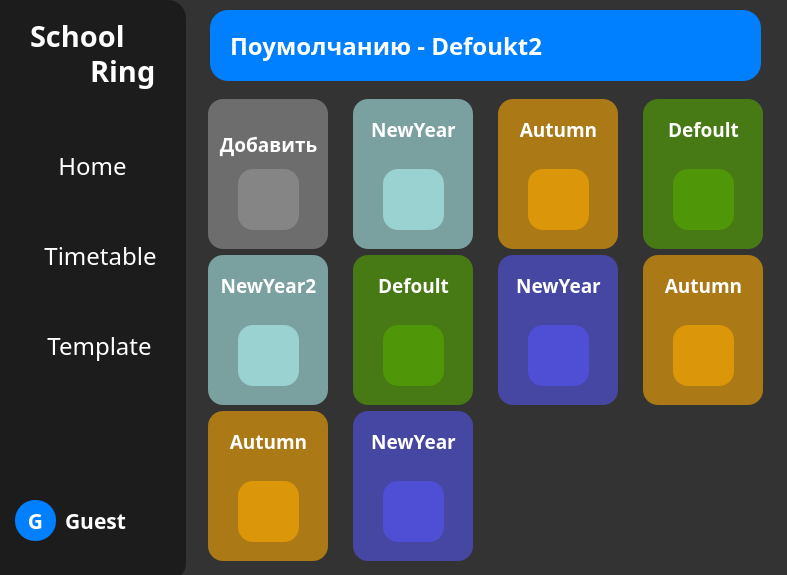
Qt form ui/main.ui (Alchemmist/SchoolRing) before a commit.
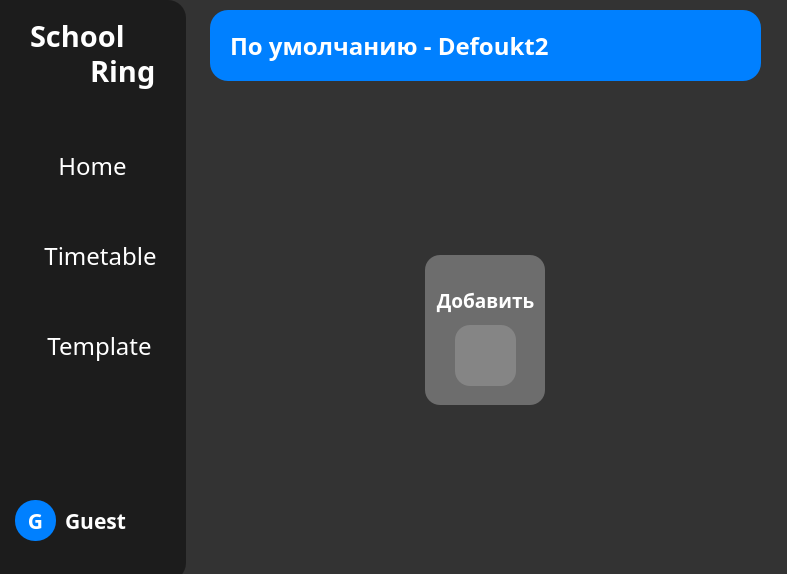
The same form after that commit. Icons and pictures are not drawn.

Diff of the .ui file:
```diff
--- a/ui/main.ui
+++ b/ui/main.ui
@@ -10,7 +10,7 @@
     <x>0</x>
     <y>0</y>
     <width>787</width>
-    <height>575</height>
+    <height>574</height>
    </rect>
   </property>
   <property name="sizePolicy">
@@ -770,789 +770,6 @@
         </rect>
        </property>
        <layout class="QGridLayout" name="gridLayout_2">
-        <item row="2" column="1">
-         <widget class="QFrame" name="frame_37">
-          <property name="sizePolicy">
-           <sizepolicy hsizetype="Fixed" vsizetype="Fixed">
-            <horstretch>0</horstretch>
-            <verstretch>0</verstretch>
-           </sizepolicy>
-          </property>
-          <property name="minimumSize">
-           <size>
-            <width>120</width>
-            <height>150</height>
-           </size>
-          </property>
-          <property name="autoFillBackground">
-           <bool>false</bool>
-          </property>
-          <property name="styleSheet">
-           <string notr="true">border-radius: 15;
-background-color: rgba(255,170,0, 150);</string>
-          </property>
-          <property name="frameShape">
-           <enum>QFrame::StyledPanel</enum>
-          </property>
-          <property name="frameShadow">
-           <enum>QFrame::Raised</enum>
-          </property>
-          <widget class="QLabel" name="label_117">
-           <property name="geometry">
-            <rect>
-             <x>0</x>
-             <y>0</y>
-             <width>121</width>
-             <height>61</height>
-            </rect>
-           </property>
-           <property name="font">
-            <font>
-             <family>Yandex Sans Text Bold</family>
-             <pointsize>14</pointsize>
-             <weight>75</weight>
-             <bold>true</bold>
-            </font>
-           </property>
-           <property name="styleSheet">
-            <string notr="true">color: white;
-background-color: rgb(255,160,0, 0);
-</string>
-           </property>
-           <property name="text">
-            <string>Autumn</string>
-           </property>
-           <property name="alignment">
-            <set>Qt::AlignCenter</set>
-           </property>
-           <property name="wordWrap">
-            <bool>true</bool>
-           </property>
-          </widget>
-          <widget class="QPushButton" name="pushButton_9">
-           <property name="geometry">
-            <rect>
-             <x>30</x>
-             <y>70</y>
-             <width>61</width>
-             <height>61</height>
-            </rect>
-           </property>
-           <property name="cursor">
-            <cursorShape>PointingHandCursor</cursorShape>
-           </property>
-           <property name="text">
-            <string/>
-           </property>
-           <property name="icon">
-            <iconset>
-             <normaloff>../icons/main_window/templte/edit_2.png</normaloff>../icons/main_window/templte/edit_2.png</iconset>
-           </property>
-           <property name="iconSize">
-            <size>
-             <width>50</width>
-             <height>50</height>
-            </size>
-           </property>
-          </widget>
-         </widget>
-        </item>
-        <item row="1" column="2">
-         <widget class="QFrame" name="frame_36">
-          <property name="sizePolicy">
-           <sizepolicy hsizetype="Fixed" vsizetype="Fixed">
-            <horstretch>0</horstretch>
-            <verstretch>0</verstretch>
-           </sizepolicy>
-          </property>
-          <property name="minimumSize">
-           <size>
-            <width>120</width>
-            <height>150</height>
-           </size>
-          </property>
-          <property name="autoFillBackground">
-           <bool>false</bool>
-          </property>
-          <property name="styleSheet">
-           <string notr="true">border-radius: 15;
-background-color: rgba(85,170, 0, 150);</string>
-          </property>
-          <property name="frameShape">
-           <enum>QFrame::StyledPanel</enum>
-          </property>
-          <property name="frameShadow">
-           <enum>QFrame::Raised</enum>
-          </property>
-          <widget class="QLabel" name="label_111">
-           <property name="geometry">
-            <rect>
-             <x>0</x>
-             <y>0</y>
-             <width>121</width>
-             <height>61</height>
-            </rect>
-           </property>
-           <property name="font">
-            <font>
-             <family>Yandex Sans Text Bold</family>
-             <pointsize>14</pointsize>
-             <weight>75</weight>
-             <bold>true</bold>
-            </font>
-           </property>
-           <property name="styleSheet">
-            <string notr="true">color: white;
-background-color: rgb(255,160,0, 0);
-</string>
-           </property>
-           <property name="text">
-            <string>Defoult</string>
-           </property>
-           <property name="alignment">
-            <set>Qt::AlignCenter</set>
-           </property>
-           <property name="wordWrap">
-            <bool>true</bool>
-           </property>
-          </widget>
-          <widget class="QPushButton" name="pushButton_8">
-           <property name="geometry">
-            <rect>
-             <x>30</x>
-             <y>70</y>
-             <width>61</width>
-             <height>61</height>
-            </rect>
-           </property>
-           <property name="cursor">
-            <cursorShape>PointingHandCursor</cursorShape>
-           </property>
-           <property name="text">
-            <string/>
-           </property>
-           <property name="icon">
-            <iconset>
-             <normaloff>../icons/main_window/templte/edit_2.png</normaloff>../icons/main_window/templte/edit_2.png</iconset>
-           </property>
-           <property name="iconSize">
-            <size>
-             <width>50</width>
-             <height>50</height>
-            </size>
-           </property>
-          </widget>
-         </widget>
-        </item>
-        <item row="2" column="2">
-         <widget class="QFrame" name="frame_38">
-          <property name="sizePolicy">
-           <sizepolicy hsizetype="Fixed" vsizetype="Fixed">
-            <horstretch>0</horstretch>
-            <verstretch>0</verstretch>
-           </sizepolicy>
-          </property>
-          <property name="minimumSize">
-           <size>
-            <width>120</width>
-            <height>150</height>
-           </size>
-          </property>
-          <property name="autoFillBackground">
-           <bool>false</bool>
-          </property>
-          <property name="styleSheet">
-           <string notr="true">border-radius: 15;
-background-color: rgba(85,85,255, 140);</string>
-          </property>
-          <property name="frameShape">
-           <enum>QFrame::StyledPanel</enum>
-          </property>
-          <property name="frameShadow">
-           <enum>QFrame::Raised</enum>
-          </property>
-          <widget class="QLabel" name="label_118">
-           <property name="geometry">
-            <rect>
-             <x>0</x>
-             <y>0</y>
-             <width>121</width>
-             <height>61</height>
-            </rect>
-           </property>
-           <property name="font">
-            <font>
-             <family>Yandex Sans Text Bold</family>
-             <pointsize>14</pointsize>
-             <weight>75</weight>
-             <bold>true</bold>
-            </font>
-           </property>
-           <property name="styleSheet">
-            <string notr="true">color: white;
-background-color: rgb(255,160,0, 0);
-</string>
-           </property>
-           <property name="text">
-            <string>NewYear</string>
-           </property>
-           <property name="alignment">
-            <set>Qt::AlignCenter</set>
-           </property>
-           <property name="wordWrap">
-            <bool>true</bool>
-           </property>
-          </widget>
-          <widget class="QPushButton" name="pushButton_10">
-           <property name="geometry">
-            <rect>
-             <x>30</x>
-             <y>70</y>
-             <width>61</width>
-             <height>61</height>
-            </rect>
-           </property>
-           <property name="cursor">
-            <cursorShape>PointingHandCursor</cursorShape>
-           </property>
-           <property name="text">
-            <string/>
-           </property>
-           <property name="icon">
-            <iconset>
-             <normaloff>../icons/main_window/templte/edit_2.png</normaloff>../icons/main_window/templte/edit_2.png</iconset>
-           </property>
-           <property name="iconSize">
-            <size>
-             <width>50</width>
-             <height>50</height>
-            </size>
-           </property>
-          </widget>
-         </widget>
-        </item>
-        <item row="1" column="3">
-         <widget class="QFrame" name="frame_35">
-          <property name="sizePolicy">
-           <sizepolicy hsizetype="Fixed" vsizetype="Fixed">
-            <horstretch>0</horstretch>
-            <verstretch>0</verstretch>
-           </sizepolicy>
-          </property>
-          <property name="minimumSize">
-           <size>
-            <width>120</width>
-            <height>150</height>
-           </size>
-          </property>
-          <property name="autoFillBackground">
-           <bool>false</bool>
-          </property>
-          <property name="styleSheet">
-           <string notr="true">border-radius: 15;
-background-color: rgba(85,85,255, 140);</string>
-          </property>
-          <property name="frameShape">
-           <enum>QFrame::StyledPanel</enum>
-          </property>
-          <property name="frameShadow">
-           <enum>QFrame::Raised</enum>
-          </property>
-          <widget class="QLabel" name="label_116">
-           <property name="geometry">
-            <rect>
-             <x>0</x>
-             <y>0</y>
-             <width>121</width>
-             <height>61</height>
-            </rect>
-           </property>
-           <property name="font">
-            <font>
-             <family>Yandex Sans Text Bold</family>
-             <pointsize>14</pointsize>
-             <weight>75</weight>
-             <bold>true</bold>
-            </font>
-           </property>
-           <property name="styleSheet">
-            <string notr="true">color: white;
-background-color: rgb(255,160,0, 0);
-</string>
-           </property>
-           <property name="text">
-            <string>NewYear</string>
-           </property>
-           <property name="alignment">
-            <set>Qt::AlignCenter</set>
-           </property>
-           <property name="wordWrap">
-            <bool>true</bool>
-           </property>
-          </widget>
-          <widget class="QPushButton" name="pushButton_7">
-           <property name="geometry">
-            <rect>
-             <x>30</x>
-             <y>70</y>
-             <width>61</width>
-             <height>61</height>
-            </rect>
-           </property>
-           <property name="cursor">
-            <cursorShape>PointingHandCursor</cursorShape>
-           </property>
-           <property name="text">
-            <string/>
-           </property>
-           <property name="icon">
-            <iconset>
-             <normaloff>../icons/main_window/templte/edit_2.png</normaloff>../icons/main_window/templte/edit_2.png</iconset>
-           </property>
-           <property name="iconSize">
-            <size>
-             <width>50</width>
-             <height>50</height>
-            </size>
-           </property>
-          </widget>
-         </widget>
-        </item>
-        <item row="1" column="4">
-         <widget class="QFrame" name="frame_33">
-          <property name="sizePolicy">
-           <sizepolicy hsizetype="Fixed" vsizetype="Fixed">
-            <horstretch>0</horstretch>
-            <verstretch>0</verstretch>
-           </sizepolicy>
-          </property>
-          <property name="minimumSize">
-           <size>
-            <width>120</width>
-            <height>150</height>
-           </size>
-          </property>
-          <property name="autoFillBackground">
-           <bool>false</bool>
-          </property>
-          <property name="styleSheet">
-           <string notr="true">border-radius: 15;
-background-color: rgba(255,170,0, 150);</string>
-          </property>
-          <property name="frameShape">
-           <enum>QFrame::StyledPanel</enum>
-          </property>
-          <property name="frameShadow">
-           <enum>QFrame::Raised</enum>
-          </property>
-          <widget class="QLabel" name="label_115">
-           <property name="geometry">
-            <rect>
-             <x>0</x>
-             <y>0</y>
-             <width>121</width>
-             <height>61</height>
-            </rect>
-           </property>
-           <property name="font">
-            <font>
-             <family>Yandex Sans Text Bold</family>
-             <pointsize>14</pointsize>
-             <weight>75</weight>
-             <bold>true</bold>
-            </font>
-           </property>
-           <property name="styleSheet">
-            <string notr="true">color: white;
-background-color: rgb(255,160,0, 0);
-</string>
-           </property>
-           <property name="text">
-            <string>Autumn</string>
-           </property>
-           <property name="alignment">
-            <set>Qt::AlignCenter</set>
-           </property>
-           <property name="wordWrap">
-            <bool>true</bool>
-           </property>
-          </widget>
-          <widget class="QPushButton" name="pushButton_6">
-           <property name="geometry">
-            <rect>
-             <x>30</x>
-             <y>70</y>
-             <width>61</width>
-             <height>61</height>
-            </rect>
-           </property>
-           <property name="cursor">
-            <cursorShape>PointingHandCursor</cursorShape>
-           </property>
-           <property name="text">
-            <string/>
-           </property>
-           <property name="icon">
-            <iconset>
-             <normaloff>../icons/main_window/templte/edit_2.png</normaloff>../icons/main_window/templte/edit_2.png</iconset>
-           </property>
-           <property name="iconSize">
-            <size>
-             <width>50</width>
-             <height>50</height>
-            </size>
-           </property>
-          </widget>
-         </widget>
-        </item>
-        <item row="1" column="1">
-         <widget class="QFrame" name="frame_34">
-          <property name="sizePolicy">
-           <sizepolicy hsizetype="Fixed" vsizetype="Fixed">
-            <horstretch>0</horstretch>
-            <verstretch>0</verstretch>
-           </sizepolicy>
-          </property>
-          <property name="minimumSize">
-           <size>
-            <width>120</width>
-            <height>150</height>
-           </size>
-          </property>
-          <property name="autoFillBackground">
-           <bool>false</bool>
-          </property>
-          <property name="styleSheet">
-           <string notr="true">border-radius: 15;
-background-color: rgba(180,250,250, 140);</string>
-          </property>
-          <property name="frameShape">
-           <enum>QFrame::StyledPanel</enum>
-          </property>
-          <property name="frameShadow">
-           <enum>QFrame::Raised</enum>
-          </property>
-          <widget class="QLabel" name="label_114">
-           <property name="geometry">
-            <rect>
-             <x>0</x>
-             <y>0</y>
-             <width>121</width>
-             <height>61</height>
-            </rect>
-           </property>
-           <property name="font">
-            <font>
-             <family>Yandex Sans Text Bold</family>
-             <pointsize>14</pointsize>
-             <weight>75</weight>
-             <bold>true</bold>
-            </font>
-           </property>
-           <property name="styleSheet">
-            <string notr="true">color: white;
-background-color: rgb(255,160,0, 0);
-</string>
-           </property>
-           <property name="text">
-            <string>NewYear2</string>
-           </property>
-           <property name="alignment">
-            <set>Qt::AlignCenter</set>
-           </property>
-           <property name="wordWrap">
-            <bool>true</bool>
-           </property>
-          </widget>
-          <widget class="QPushButton" name="pushButton_5">
-           <property name="geometry">
-            <rect>
-             <x>30</x>
-             <y>70</y>
-             <width>61</width>
-             <height>61</height>
-            </rect>
-           </property>
-           <property name="cursor">
-            <cursorShape>PointingHandCursor</cursorShape>
-           </property>
-           <property name="text">
-            <string/>
-           </property>
-           <property name="icon">
-            <iconset>
-             <normaloff>../icons/main_window/templte/edit_2.png</normaloff>../icons/main_window/templte/edit_2.png</iconset>
-           </property>
-           <property name="iconSize">
-            <size>
-             <width>50</width>
-             <height>50</height>
-            </size>
-           </property>
-          </widget>
-         </widget>
-        </item>
-        <item row="0" column="3">
-         <widget class="QFrame" name="frame_32">
-          <property name="sizePolicy">
-           <sizepolicy hsizetype="Fixed" vsizetype="Fixed">
-            <horstretch>0</horstretch>
-            <verstretch>0</verstretch>
-           </sizepolicy>
-          </property>
-          <property name="minimumSize">
-           <size>
-            <width>120</width>
-            <height>150</height>
-           </size>
-          </property>
-          <property name="autoFillBackground">
-           <bool>false</bool>
-          </property>
-          <property name="styleSheet">
-           <string notr="true">border-radius: 15;
-background-color: rgba(255,170,0, 150);</string>
-          </property>
-          <property name="frameShape">
-           <enum>QFrame::StyledPanel</enum>
-          </property>
-          <property name="frameShadow">
-           <enum>QFrame::Raised</enum>
-          </property>
-          <widget class="QLabel" name="label_113">
-           <property name="geometry">
-            <rect>
-             <x>0</x>
-             <y>0</y>
-             <width>121</width>
-             <height>61</height>
-            </rect>
-           </property>
-           <property name="font">
-            <font>
-             <family>Yandex Sans Text Bold</family>
-             <pointsize>14</pointsize>
-             <weight>75</weight>
-             <bold>true</bold>
-            </font>
-           </property>
-           <property name="styleSheet">
-            <string notr="true">color: white;
-background-color: rgb(255,160,0, 0);
-</string>
-           </property>
-           <property name="text">
-            <string>Autumn</string>
-           </property>
-           <property name="alignment">
-            <set>Qt::AlignCenter</set>
-           </property>
-           <property name="wordWrap">
-            <bool>true</bool>
-           </property>
-          </widget>
-          <widget class="QPushButton" name="pushButton_3">
-           <property name="geometry">
-            <rect>
-             <x>30</x>
-             <y>70</y>
-             <width>61</width>
-             <height>61</height>
-            </rect>
-           </property>
-           <property name="cursor">
-            <cursorShape>PointingHandCursor</cursorShape>
-           </property>
-           <property name="text">
-            <string/>
-           </property>
-           <property name="icon">
-            <iconset>
-             <normaloff>../icons/main_window/templte/edit_2.png</normaloff>../icons/main_window/templte/edit_2.png</iconset>
-           </property>
-           <property name="iconSize">
-            <size>
-             <width>50</width>
-             <height>50</height>
-            </size>
-           </property>
-          </widget>
-         </widget>
-        </item>
-        <item row="0" column="2">
-         <widget class="QFrame" name="frame_31">
-          <property name="sizePolicy">
-           <sizepolicy hsizetype="Fixed" vsizetype="Fixed">
-            <horstretch>0</horstretch>
-            <verstretch>0</verstretch>
-           </sizepolicy>
-          </property>
-          <property name="minimumSize">
-           <size>
-            <width>120</width>
-            <height>150</height>
-           </size>
-          </property>
-          <property name="autoFillBackground">
-           <bool>false</bool>
-          </property>
-          <property name="styleSheet">
-           <string notr="true">border-radius: 15;
-background-color: rgba(180,250,250, 140);</string>
-          </property>
-          <property name="frameShape">
-           <enum>QFrame::StyledPanel</enum>
-          </property>
-          <property name="frameShadow">
-           <enum>QFrame::Raised</enum>
-          </property>
-          <widget class="QLabel" name="label_112">
-           <property name="geometry">
-            <rect>
-             <x>0</x>
-             <y>0</y>
-             <width>121</width>
-             <height>61</height>
-            </rect>
-           </property>
-           <property name="font">
-            <font>
-             <family>Yandex Sans Text Bold</family>
-             <pointsize>14</pointsize>
-             <weight>75</weight>
-             <bold>true</bold>
-            </font>
-           </property>
-           <property name="styleSheet">
-            <string notr="true">color: white;
-background-color: rgb(255,160,0, 0);
-</string>
-           </property>
-           <property name="text">
-            <string>NewYear</string>
-           </property>
-           <property name="alignment">
-            <set>Qt::AlignCenter</set>
-           </property>
-           <property name="wordWrap">
-            <bool>true</bool>
-           </property>
-          </widget>
-          <widget class="QPushButton" name="pushButton_2">
-           <property name="geometry">
-            <rect>
-             <x>30</x>
-             <y>70</y>
-             <width>61</width>
-             <height>61</height>
-            </rect>
-           </property>
-           <property name="cursor">
-            <cursorShape>PointingHandCursor</cursorShape>
-           </property>
-           <property name="text">
-            <string/>
-           </property>
-           <property name="icon">
-            <iconset>
-             <normaloff>../icons/main_window/templte/edit_2.png</normaloff>../icons/main_window/templte/edit_2.png</iconset>
-           </property>
-           <property name="iconSize">
-            <size>
-             <width>50</width>
-             <height>50</height>
-            </size>
-           </property>
-          </widget>
-         </widget>
-        </item>
-        <item row="0" column="4">
-         <widget class="QFrame" name="frame_30">
-          <property name="sizePolicy">
-           <sizepolicy hsizetype="Fixed" vsizetype="Fixed">
-            <horstretch>0</horstretch>
-            <verstretch>0</verstretch>
-           </sizepolicy>
-          </property>
-          <property name="minimumSize">
-           <size>
-            <width>120</width>
-            <height>150</height>
-           </size>
-          </property>
-          <property name="autoFillBackground">
-           <bool>false</bool>
-          </property>
-          <property name="styleSheet">
-           <string notr="true">border-radius: 15;
-background-color: rgba(85,170, 0, 150);</string>
-          </property>
-          <property name="frameShape">
-           <enum>QFrame::StyledPanel</enum>
-          </property>
-          <property name="frameShadow">
-           <enum>QFrame::Raised</enum>
-          </property>
-          <widget class="QLabel" name="label_110">
-           <property name="geometry">
-            <rect>
-             <x>0</x>
-             <y>0</y>
-             <width>121</width>
-             <height>61</height>
-            </rect>
-           </property>
-           <property name="font">
-            <font>
-             <family>Yandex Sans Text Bold</family>
-             <pointsize>14</pointsize>
-             <weight>75</weight>
-             <bold>true</bold>
-            </font>
-           </property>
-           <property name="styleSheet">
-            <string notr="true">color: white;
-background-color: rgb(255,160,0, 0);
-</string>
-           </property>
-           <property name="text">
-            <string>Defoult</string>
-           </property>
-           <property name="alignment">
-            <set>Qt::AlignCenter</set>
-           </property>
-           <property name="wordWrap">
-            <bool>true</bool>
-           </property>
-          </widget>
-          <widget class="QPushButton" name="pushButton">
-           <property name="geometry">
-            <rect>
-             <x>30</x>
-             <y>70</y>
-             <width>61</width>
-             <height>61</height>
-            </rect>
-           </property>
-           <property name="cursor">
-            <cursorShape>PointingHandCursor</cursorShape>
-           </property>
-           <property name="text">
-            <string/>
-           </property>
-           <property name="icon">
-            <iconset>
-             <normaloff>../icons/main_window/templte/edit_2.png</normaloff>../icons/main_window/templte/edit_2.png</iconset>
-           </property>
-           <property name="iconSize">
-            <size>
-             <width>50</width>
-             <height>50</height>
-            </size>
-           </property>
-          </widget>
-         </widget>
-        </item>
         <item row="0" column="1">
          <widget class="QFrame" name="add_new_template">
           <property name="sizePolicy">
@@ -1708,7 +925,7 @@
         <string notr="true">color: white</string>
        </property>
        <property name="text">
-        <string>Поумолчанию - Defoukt2</string>
+        <string>По умолчанию - Defoukt2</string>
        </property>
       </widget>
      </widget>
```
Left out of the diff: 2 changed lines with no effect on the pictures.
